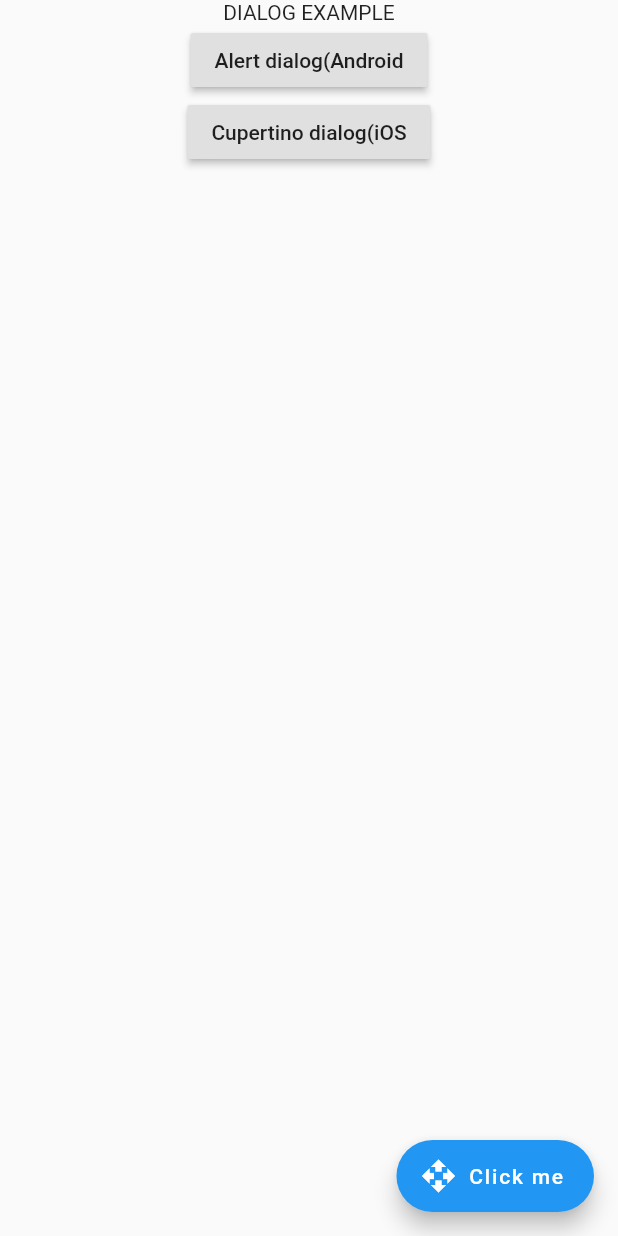
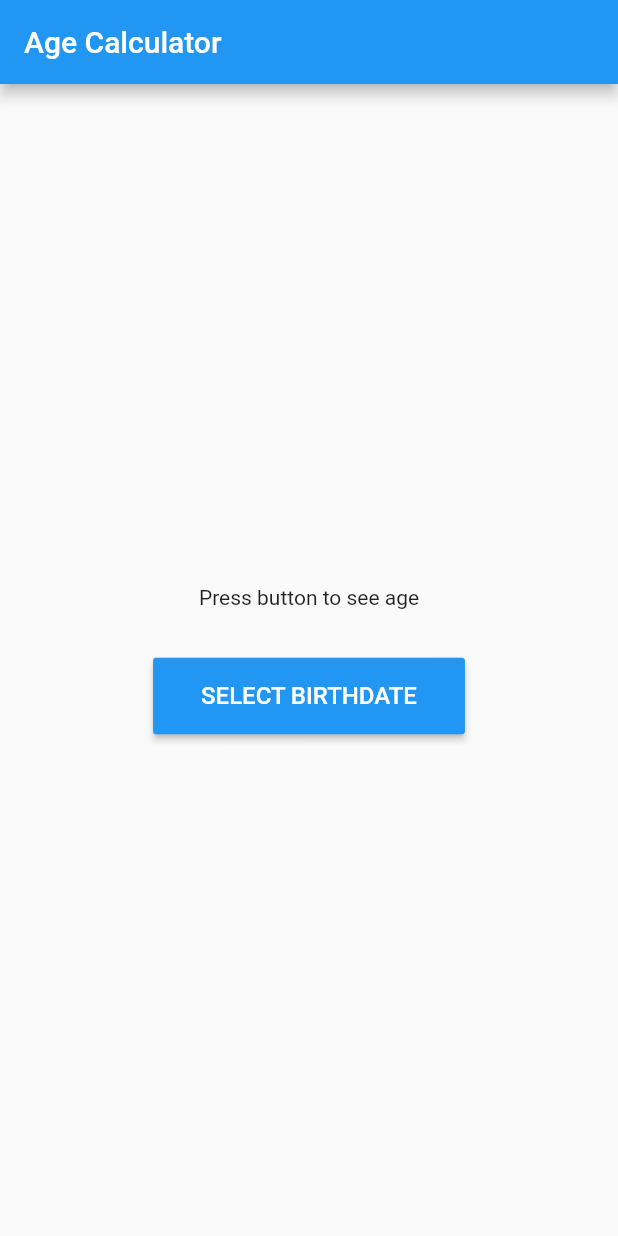
Before and after one commit to viveky259259/flutter_for_people, a Flutter app: the screen it shows after launch, on a phone screen of 412 x 824 dp. Run offline on Flutter 3.47's test engine with Material 2 defaults, Android fonts, the phone set to English and light mode, and no system bars; missing offline and left inert: flutter_cupertino_date_picker.

Commit message:
age calculator

```diff
--- /dev/null
+++ b/lib/age_calculator.dart
@@ -0,0 +1,171 @@
+import 'dart:async';
+import 'dart:io';
+import 'package:intl/intl.dart';
+
+import 'package:flutter/material.dart';
+import 'package:flutter_cupertino_date_picker/flutter_cupertino_date_picker.dart';
+
+class AgeCalculator extends StatefulWidget {
+  @override
+  _AgeCalculatorState createState() => _AgeCalculatorState();
+}
+
+class _AgeCalculatorState extends State<AgeCalculator> {
+  String birthDate = "";
+  int age = -1;
+  TextStyle valueTextStyle = TextStyle(
+    fontWeight: FontWeight.bold,
+    fontSize: 20,
+  );
+  TextStyle textTextStyle = TextStyle(
+    fontSize: 16,
+  );
+  TextStyle buttonTextStyle = TextStyle(
+    color: Colors.white,
+    fontSize: 16,
+  );
+
+  selectDate(BuildContext context, DateTime initialDateTime,
+      {DateTime lastDate}) async {
+    Completer completer = Completer();
+    String _selectedDateInString;
+    if (Platform.isAndroid)
+      showDatePicker(
+              context: context,
+              initialDate: initialDateTime,
+              firstDate: DateTime(1970),
+              lastDate: lastDate == null
+                  ? DateTime(initialDateTime.year + 10)
+                  : lastDate)
+          .then((temp) {
+        if (temp == null) return null;
+
+//        _selectedDateInString = df.format(temp);
+        completer.complete(temp);
+        setState(() {});
+      });
+    else
+      DatePicker.showDatePicker(
+        context,
+        dateFormat: 'yyyy-mmm-dd',
+        locale: 'en',
+        onConfirm2: (temp, selectedIndex) {
+          if (temp == null) return null;
+//          final df = new DateFormat('dd-MMM-yyyy');
+//          _selectedDateInString = df.format(temp);
+          completer.complete(temp);
+
+          setState(() {});
+        },
+      );
+    return completer.future;
+  }
+
+  calculateAge(DateTime birthDate) {
+    DateTime currentDate = DateTime.now();
+    int age = currentDate.year - birthDate.year;
+    int month1 = currentDate.month;
+    int month2 = birthDate.month;
+    if (month2 > month1) {
+      age--;
+    } else if (month1 == month2) {
+      int day1 = currentDate.day;
+      int day2 = birthDate.day;
+      if (day2 > day1) {
+        age--;
+      }
+    }
+    return age;
+  }
+
+  @override
+  Widget build(BuildContext context) {
+    return Scaffold(
+      appBar: AppBar(
+        title: Text("Age Calculator"),
+      ),
+      body: Container(
+        alignment: Alignment.center,
+        padding: EdgeInsets.all(32),
+        child: Column(
+          mainAxisSize: MainAxisSize.min,
+          children: <Widget>[
+            (age > -1)
+                ? Column(
+                    children: <Widget>[
+                      Container(
+                        decoration: BoxDecoration(
+                            borderRadius:
+                                BorderRadius.all(Radius.elliptical(12, 12)),
+                            border: Border.all(color: Colors.grey)),
+                        padding: EdgeInsets.all(16),
+                        child: Row(
+                          mainAxisAlignment: MainAxisAlignment.spaceEvenly,
+                          crossAxisAlignment: CrossAxisAlignment.start,
+                          children: <Widget>[
+                            Text(
+                              "BirthDate: ",
+                              style: textTextStyle,
+                            ),
+                            Text(
+                              "$birthDate",
+                              style: valueTextStyle,
+                            )
+                          ],
+                        ),
+                      ),
+                      SizedBox(
+                        height: 16,
+                      ),
+                      Container(
+                        padding: EdgeInsets.all(16),
+                        decoration: BoxDecoration(
+                            borderRadius:
+                                BorderRadius.all(Radius.elliptical(12, 12)),
+                            border: Border.all(color: Colors.grey)),
+                        child: Row(
+                          mainAxisAlignment: MainAxisAlignment.spaceEvenly,
+                          crossAxisAlignment: CrossAxisAlignment.start,
+                          children: <Widget>[
+                            Text(
+                              "Age: ",
+                              style: textTextStyle,
+                            ),
+                            Text(
+                              "$age",
+                              style: valueTextStyle,
+                            )
+                          ],
+                        ),
+                      )
+                    ],
+                  )
+                : Text("Press button to see age"),
+            SizedBox(
+              height: 32,
+            ),
+            RaisedButton(
+              color: Colors.blue,
+              splashColor: Colors.blue.shade300,
+              onPressed: () async {
+                DateTime birthDate = await selectDate(context, DateTime.now(),
+                    lastDate: DateTime.now());
+                final df = new DateFormat('dd-MMM-yyyy');
+                this.birthDate = df.format(birthDate);
+                this.age = calculateAge(birthDate);
+
+                setState(() {});
+              },
+              child: Container(
+                  padding: EdgeInsets.all(16),
+                  child: Text(
+                    "Select birthdate".toUpperCase(),
+                    style: buttonTextStyle,
+                  )),
+            )
+          ],
+        ),
+      ),
+    );
+  }
+}
--- a/lib/main.dart
+++ b/lib/main.dart
@@ -1,5 +1,6 @@
 import 'package:flutter/material.dart';
 
+import 'age_calculator.dart';
 import 'alert_dialog.dart';
 import 'modal_bottom_sheet.dart';
 
@@ -23,7 +24,7 @@ class MyApp extends StatelessWidget {
         // is not restarted.
         primarySwatch: Colors.blue,
       ),
-      home: AlertDialogExample(),
+      home: AgeCalculator(),
     );
   }
 }
--- a/pubspec.yaml
+++ b/pubspec.yaml
@@ -23,6 +23,8 @@ dependencies:
   # The following adds the Cupertino Icons font to your application.
   # Use with the CupertinoIcons class for iOS style icons.
   cupertino_icons: ^0.1.2
+  flutter_cupertino_date_picker: ^0.8.0
+  intl: ^0.15.8
 
 dev_dependencies:
   flutter_test:
```
Also changed, not shown: pubspec.lock.
